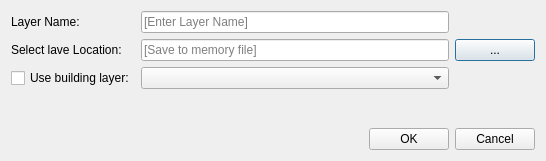
Before: the Qt Designer form UrbanDataInput/CreateNew_dialog_base.ui in spacesyntax/UrbanDataInputTool, drawn with Qt 5.
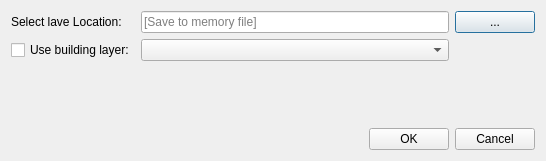
After: the same form once the commit is applied.

Diff of the .ui file:
```diff
--- a/UrbanDataInput/CreateNew_dialog_base.ui
+++ b/UrbanDataInput/CreateNew_dialog_base.ui
@@ -16,7 +16,7 @@
   <layout class="QVBoxLayout" name="verticalLayout">
    <item>
     <layout class="QGridLayout" name="gridLayout">
-     <item row="2" column="3">
+     <item row="1" column="3">
       <widget class="QPushButton" name="pushButtonSelectLocation">
        <property name="sizePolicy">
         <sizepolicy hsizetype="Maximum" vsizetype="Fixed">
@@ -29,10 +29,10 @@
        </property>
       </widget>
      </item>
-     <item row="3" column="1" colspan="2">
+     <item row="2" column="1" colspan="2">
       <widget class="QComboBox" name="selectLUCombo"/>
      </item>
-     <item row="2" column="0">
+     <item row="1" column="0">
       <widget class="QLabel" name="label">
        <property name="sizePolicy">
         <sizepolicy hsizetype="Maximum" vsizetype="Maximum">
@@ -58,7 +58,7 @@
        </property>
       </widget>
      </item>
-     <item row="4" column="2">
+     <item row="3" column="2">
       <spacer name="verticalSpacer">
        <property name="orientation">
         <enum>Qt::Vertical</enum>
@@ -71,7 +71,7 @@
        </property>
       </spacer>
      </item>
-     <item row="3" column="0">
+     <item row="2" column="0">
       <widget class="QCheckBox" name="createNewFileCheckBox">
        <property name="text">
         <string>Use building layer:</string>
@@ -91,27 +91,13 @@
        </property>
       </widget>
      </item>
-     <item row="2" column="1" colspan="2">
+     <item row="1" column="1" colspan="2">
       <widget class="QLineEdit" name="lineEditFrontages">
        <property name="placeholderText">
         <string>[Save to memory file]</string>
        </property>
       </widget>
      </item>
-     <item row="1" column="0">
-      <widget class="QLabel" name="label_2">
-       <property name="text">
-        <string>Layer Name:</string>
-       </property>
-      </widget>
-     </item>
-     <item row="1" column="1" colspan="2">
-      <widget class="QLineEdit" name="lineEditFileName">
-       <property name="placeholderText">
-        <string>[Enter Layer Name]</string>
-       </property>
-      </widget>
-     </item>
     </layout>
    </item>
   </layout>
```
Left out of the diff: 4 changed lines with no effect on the pictures.
